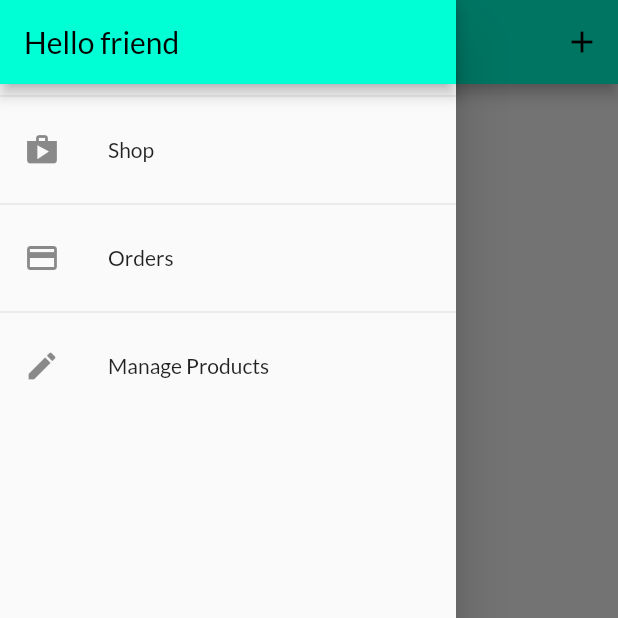
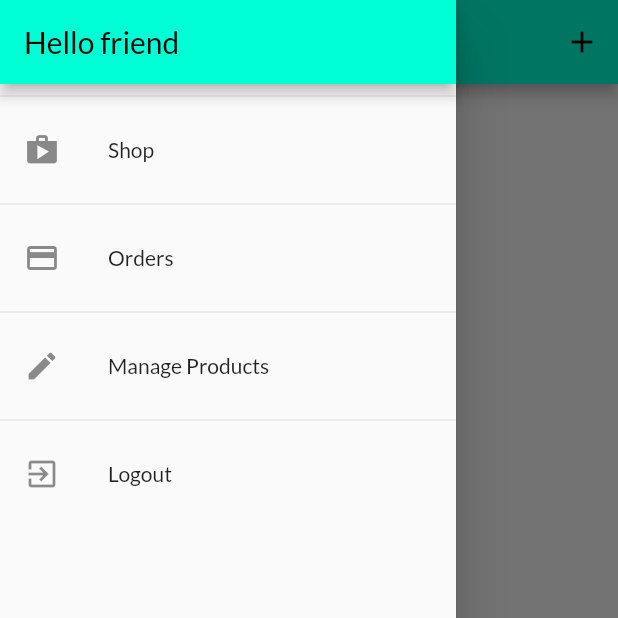
Before and after one commit to STORMPEGASUS/Shop-App, a Flutter app: the UserProductScreen screen opened by its route, with the side drawer open, on a phone screen of 412 x 824 dp, the top half of it. Run offline on Flutter 3.47's test engine with Material 2 defaults, Android fonts, the phone set to English and light mode, and no system bars; our stand-ins replace shared_preferences; accounts and stored records are empty; network calls fail.

```diff
--- a/lib/providers/orders.dart
+++ b/lib/providers/orders.dart
@@ -21,14 +21,15 @@ class Orders with ChangeNotifier {
   List<OrderItem> _orders = [];
 
   final String authtoken;
-  Orders(this.authtoken, this._orders);
+  final String userId;
+  Orders(this.authtoken,this.userId, this._orders);
   List<OrderItem> get orders {
     return [..._orders];
   }
 
   Future<void> addOrder(List<CartItem> cartProducts, double total) async {
     final url = Uri.parse(
-        'https://flutter-project-dba11-default-rtdb.asia-southeast1.firebasedatabase.app/orders.json?auth=$authtoken');
+        'https://flutter-project-dba11-default-rtdb.asia-southeast1.firebasedatabase.app/orders/$userId.json?auth=$authtoken');
     final timestamp = DateTime.now();
     final response = await http.post(
       url,
@@ -60,7 +61,7 @@ class Orders with ChangeNotifier {
 
   Future<void> fetchandsetOrders() async {
     final url = Uri.parse(
-        'https://flutter-project-dba11-default-rtdb.asia-southeast1.firebasedatabase.app/orders.json?auth=$authtoken');
+        'https://flutter-project-dba11-default-rtdb.asia-southeast1.firebasedatabase.app/orders/$userId.json?auth=$authtoken');
 
     final response = await http.get(url);
     final List<OrderItem> loadeditem = [];
--- a/lib/screens/cart_screen.dart
+++ b/lib/screens/cart_screen.dart
@@ -71,6 +71,7 @@ class OrderButton extends StatefulWidget {
 
   final Cart cart;
 
+
   @override
   State<OrderButton> createState() => _OrderButtonState();
 }
--- a/lib/screens/user_product_screen.dart
+++ b/lib/screens/user_product_screen.dart
@@ -9,12 +9,12 @@ class UserProductScreen extends StatelessWidget {
   static const routename = '/userproducts';
 
   Future<void> _refreshProducts(BuildContext context) async {
-    await Provider.of<Products>(context,listen: false).fetchdataProduct(true);
+    await Provider.of<Products>(context, listen: false).fetchdataProduct(true);
   }
 
   @override
   Widget build(BuildContext context) {
-    final productsData = Provider.of<Products>(context);
+    // final productsData = Provider.of<Products>(context);
     return Scaffold(
       appBar: AppBar(
         backgroundColor: Color.fromARGB(255, 0, 255, 213),
@@ -33,9 +33,17 @@ class UserProductScreen extends StatelessWidget {
         ],
       ),
       drawer: AppDrawer(),
-      body: RefreshIndicator(
+      body: FutureBuilder(
+        future: _refreshProducts(context),
+        builder: (context, snapshot) =>
+            snapshot.connectionState == ConnectionState.waiting
+                ? Center(
+                    child: CircularProgressIndicator(),
+                  )
+                : RefreshIndicator(
                     onRefresh: () => _refreshProducts(context),
-        child: Padding(
+                    child: Consumer<Products>(
+                      builder:(context, productsData, _) =>  Padding(
                         padding: EdgeInsets.all(8),
                         child: ListView.builder(
                           itemCount: productsData.items.length,
@@ -52,6 +60,8 @@ class UserProductScreen extends StatelessWidget {
                         ),
                       ),
                     ),
+                  ),
+      ),
     );
   }
 }
--- a/lib/widgets/app_drawer.dart
+++ b/lib/widgets/app_drawer.dart
@@ -1,6 +1,8 @@
 import 'package:flutter/material.dart';
+import 'package:flutter_complete_guide/providers/auth.dart';
 import 'package:flutter_complete_guide/screens/orders_screen.dart';
 import 'package:flutter_complete_guide/screens/user_product_screen.dart';
+import 'package:provider/provider.dart';
 
 class AppDrawer extends StatelessWidget {
   @override
@@ -49,6 +51,20 @@ class AppDrawer extends StatelessWidget {
                   .pushReplacementNamed(UserProductScreen.routename);
             },
           ),
+          Divider(),
+          ListTile(
+            leading: Icon(
+              Icons.exit_to_app,
+            ),
+            title: Text(
+              'Logout',
+            ),
+            onTap: () {
+              Navigator.of(context).pop();
+              Navigator.of(context).pushReplacementNamed('/');
+              Provider.of<Auth>(context, listen: false).Logout();
+            },
+          ),
         ],
       ),
     );
--- a/pubspec.yaml
+++ b/pubspec.yaml
@@ -36,6 +36,7 @@ dev_dependencies:
   provider: ^6.0.3
   intl: ^0.15.8
   http: ^0.13.4
+  shared_preferences: ^2.0.15
 # For information on the generic Dart part of this file, see the
 # following page: https://dart.dev/tools/pub/pubspec
 
```
Also changed, not shown: lib/main.dart (+12 -3 lines), lib/providers/auth.dart (+37 -2 lines), lib/screens/auth_screen.dart (+68 -7 lines), lib/screens/splash_screen.dart (added, +12 -0 lines), pubspec.lock, 1 other file. Lines whose indentation alone changed are shown as unchanged.
